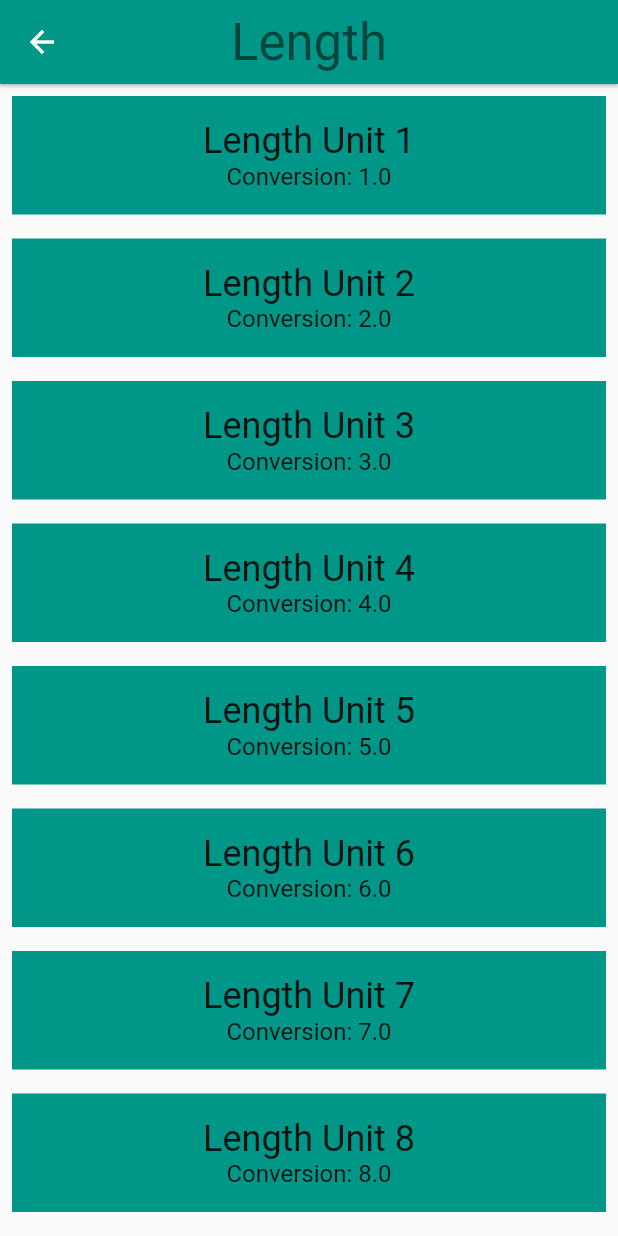
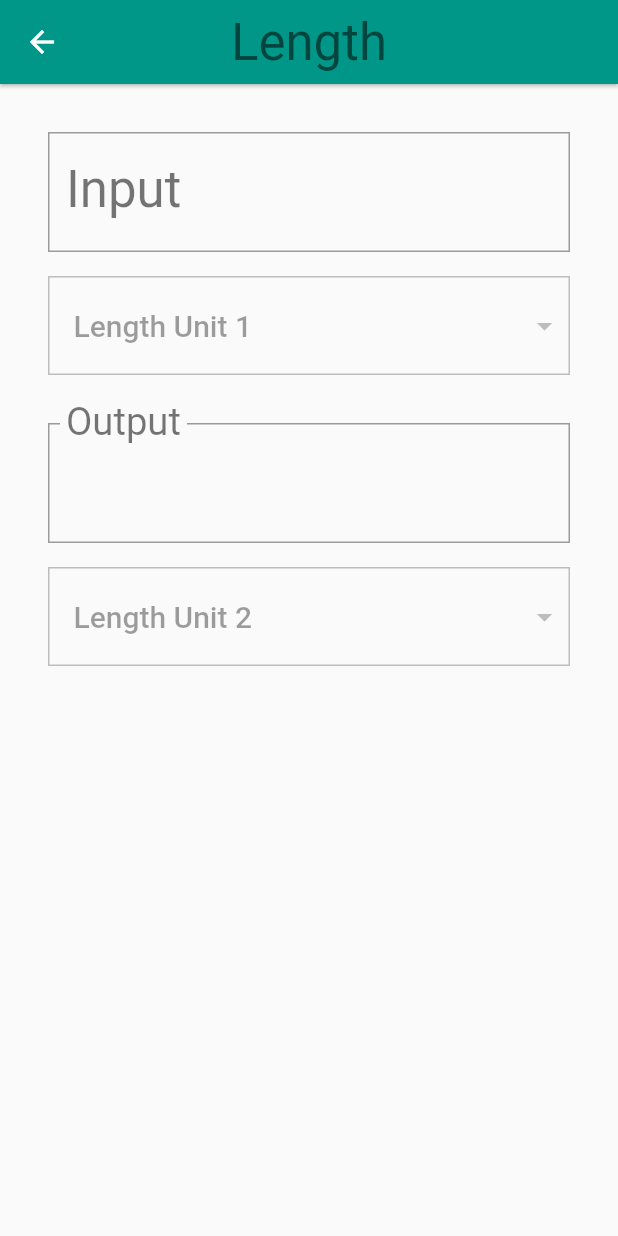
Before and after one commit to braulio94/unit_converter, a Flutter app: the screen it shows after launch, after a tap on "Length", on a phone screen of 412 x 824 dp. Run offline on Flutter 3.47's test engine with Material 2 defaults, Android fonts, the phone set to English and light mode, and no system bars; statements that could not run were skipped.

Commit message:
edit ConverterRoute to accommodate input and outputs

```diff
--- a/lib/converter_route.dart
+++ b/lib/converter_route.dart
@@ -1,7 +1,7 @@
 import 'package:flutter/material.dart';
 import 'package:unit_converter/unit.dart';
 
-class ConverterRoute extends StatelessWidget {
+class ConverterRoute extends StatefulWidget {
   final name;
   final Color color;
   final List<Unit> units;
@@ -9,21 +9,127 @@ class ConverterRoute extends StatelessWidget {
   ConverterRoute({this.name, this.color, this.units});
 
   @override
+  _ConverterRouteState createState() => _ConverterRouteState();
+}
+
+class _ConverterRouteState extends State<ConverterRoute> {
+
+  Unit _fromValue;
+  Unit _toValue;
+  double _inputValue;
+  String _convertedValue;
+  List<DropdownMenuItem> _unitMenuItems;
+  bool _showValidationError = false;
+
+  @override
+  void initState() {
+    super.initState();
+    _createDropdownMenuItems();
+    _setDefaults();
+  }
+
+  void _createDropdownMenuItems(){
+    var newItems = <DropdownMenuItem>[];
+    for(var unit in widget.units){
+      newItems.add(
+        DropdownMenuItem(
+          value: unit.name,
+          child: Container(
+            child: Text(unit.name, softWrap: true),
+          ),
+        )
+      );
+    }
+    setState(() {
+      _unitMenuItems = newItems;
+    });
+  }
+
+  void _setDefaults(){
+    setState(() {
+      _fromValue = widget.units[0];
+      _toValue = widget.units[1];
+    });
+  }
+
+  _createDropdown({String currentValue, ValueChanged<dynamic> onChanged}){
+    return Container(
+      margin: EdgeInsets.only(top: 16.0),
+      decoration: BoxDecoration(
+        color: Colors.grey[50],
+        border: Border.all(color: Colors.grey[400], width: 1.0),
+      ),
+      padding: EdgeInsets.symmetric(vertical: 8.0),
+      child: Theme(
+        data: Theme.of(context).copyWith(canvasColor: Colors.grey[50]),
+        child: DropdownButtonHideUnderline(
+          child: ButtonTheme(
+            alignedDropdown: true,
+            child: DropdownButton(
+              value: currentValue,
+              items: _unitMenuItems,
+              onChanged: onChanged,
+              style: Theme.of(context).textTheme.title,
+            ),
+          ),
+        ),
+      ),
+    );
+  }
+
+  @override
   Widget build(BuildContext context) {
-    return ListView(
-      children: units.map((Unit unit){
-        return Container(
-          color: color,
-          margin: EdgeInsets.all(8.0),
-          padding: EdgeInsets.all(16.0),
-          child: Column(
-            children: <Widget>[
-              Text(unit.name, style: Theme.of(context).textTheme.headline),
-              Text('Conversion: ${unit.conversion}', style: Theme.of(context).textTheme.subhead)
-            ],
+    final input = Padding(
+      padding: EdgeInsets.all(16.0),
+      child: Column(
+        crossAxisAlignment: CrossAxisAlignment.stretch,
+        children: [
+          TextField(
+            style: Theme.of(context).textTheme.display1,
+            decoration: InputDecoration(
+              labelStyle: Theme.of(context).textTheme.display1,
+              errorText: _showValidationError ? 'Invalid Number Entered' : null,
+              labelText: 'Input',
+              border: OutlineInputBorder(
+                borderRadius: BorderRadius.circular(0.0)
+              )
+            ),
+            keyboardType: TextInputType.number,
+            onChanged: _updateInputValue,
           ),
-        );
-      }).toList(),
+          _createDropdown(currentValue: _fromValue.name)//, onChanged: _updateFromConversion)
+        ],
+      ),
+    );
+    final output = Padding(
+      padding: EdgeInsets.all(16.0),
+      child: Column(
+        crossAxisAlignment: CrossAxisAlignment.stretch,
+        children: [
+          InputDecorator(
+            //TODO put converted value here
+            child: Text('', style: Theme.of(context).textTheme.display1,),
+            decoration: InputDecoration(
+                labelStyle: Theme.of(context).textTheme.display1,
+                labelText: 'Output',
+                border: OutlineInputBorder(
+                    borderRadius: BorderRadius.circular(0.0),
+                ),
+            ),
+          ),
+          _createDropdown(currentValue: _toValue.name)//, onChanged: _updateFromConversion)
+        ],
+      ),
+    );
+    return Padding(
+      padding: EdgeInsets.all(16.0),
+      child: Column(
+        crossAxisAlignment: CrossAxisAlignment.stretch,
+        children: [
+          input,
+          output,
+        ],
+      ),
     );
   }
 }
```
